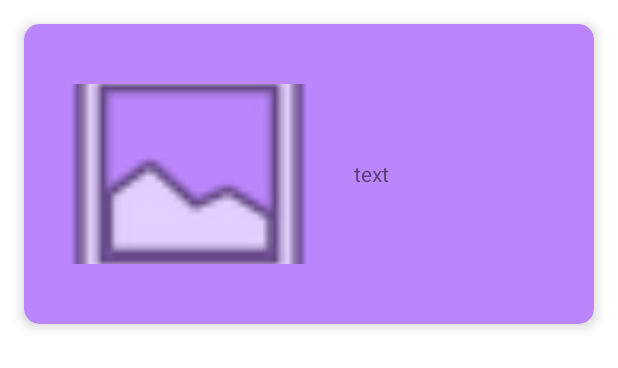
After one commit to KPAIIIEP/PhotoGallery.v2, an Android app: the layout item_view.xml on its own in the app's theme, with its tools: preview values and no code run, on a phone screen of 412 x 824 dp. The commit adds this screen. Shown: the top 368 px of the screen. Run offline under Robolectric (Android 15) with nearby library versions, the phone set to English and light mode, and no system bars.

Commit message:
Update UI

```diff
--- a/app/src/main/java/ru/study/photogalleryv2/MainFragment.java
+++ b/app/src/main/java/ru/study/photogalleryv2/MainFragment.java
@@ -54,7 +54,7 @@ public class MainFragment extends Fragment {
 
         public PhotoHolder(@NonNull View itemView) {
             super(itemView);
-            textView = (TextView) itemView;
+            textView = (TextView) itemView.findViewById(R.id.textView);
         }
 
         public void bindGalleryItem(GalleryItem galleryItem) {
@@ -74,8 +74,7 @@ public class MainFragment extends Fragment {
         @Override
         public PhotoHolder onCreateViewHolder(@NonNull ViewGroup parent, int viewType) {
             LayoutInflater layoutInflater = LayoutInflater.from(getActivity());
-            View view = layoutInflater
-                    .inflate(android.R.layout.simple_list_item_1, parent, false);
+            View view = layoutInflater.inflate(R.layout.item_view, parent, false);
             return new PhotoHolder(view);
         }
 
--- /dev/null
+++ b/app/src/main/res/layout/item_view.xml
@@ -0,0 +1,35 @@
+<?xml version="1.0" encoding="utf-8"?>
+<androidx.cardview.widget.CardView xmlns:android="http://schemas.android.com/apk/res/android"
+    xmlns:app="http://schemas.android.com/apk/res-auto"
+    android:layout_width="match_parent"
+    android:layout_height="200dp"
+    android:layout_margin="16dp"
+    app:cardBackgroundColor="@color/purple_200"
+    app:cardCornerRadius="10dp"
+    app:cardElevation="5dp">
+
+    <LinearLayout
+        android:layout_width="match_parent"
+        android:layout_height="match_parent"
+        android:orientation="horizontal"
+        android:layout_margin="4dp"
+        android:gravity="center">
+
+        <ImageView
+            android:id="@+id/imageView"
+            android:layout_width="140dp"
+            android:layout_height="120dp"
+            android:layout_weight="1"
+            android:layout_margin="4dp"
+            android:scaleType="centerCrop"
+            app:srcCompat="@android:drawable/ic_menu_gallery" />
+
+        <TextView
+            android:id="@+id/textView"
+            android:layout_width="wrap_content"
+            android:layout_height="wrap_content"
+            android:layout_weight="2"
+            android:layout_margin="4dp"
+            android:text="text" />
+    </LinearLayout>
+</androidx.cardview.widget.CardView>
```
